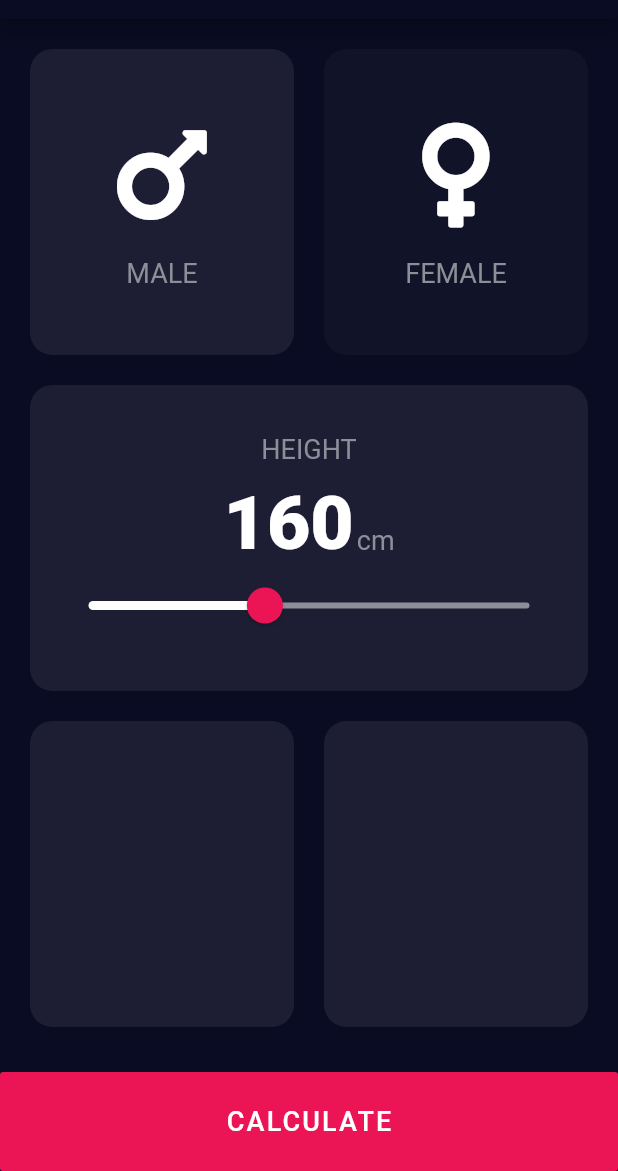
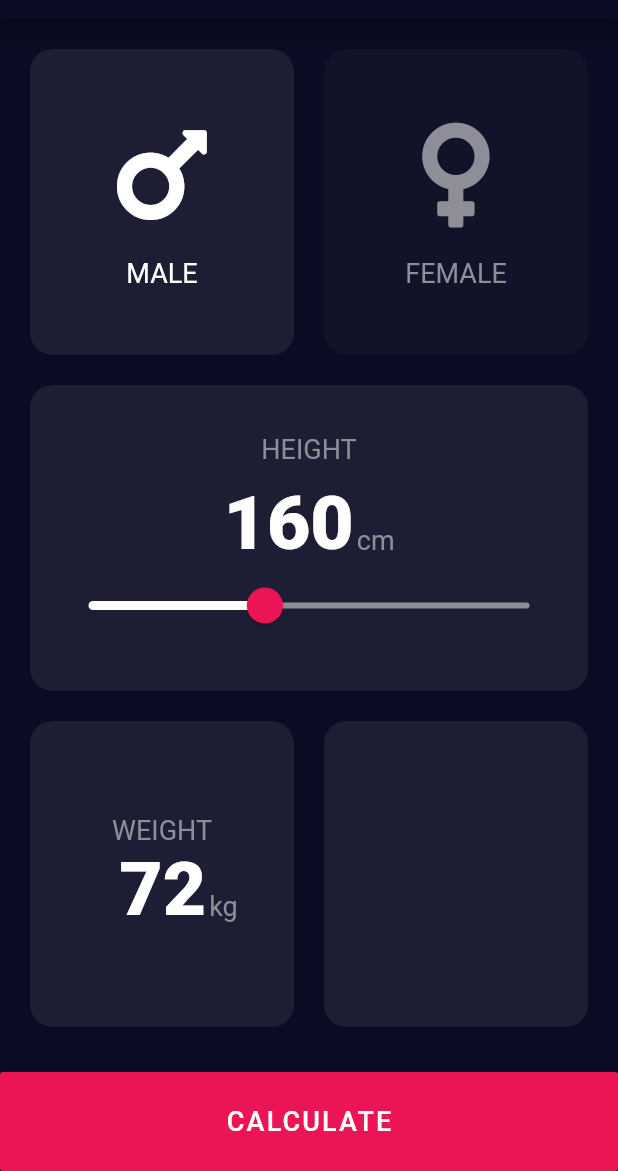
Before and after one commit to Trugamr/bmi-calculator-flutter, a Flutter app: the screen it shows after launch, on a phone screen of 412 x 824 dp, the part 65-1236 px from its top. Run offline on Flutter 3.47's test engine with Material 2 defaults, Android fonts, the phone set to English and light mode, and no system bars; our stand-ins replace font_awesome_flutter.

Commit message:
updated icon_content styles

```diff
--- a/lib/icon_content.dart
+++ b/lib/icon_content.dart
@@ -2,10 +2,11 @@ import 'package:flutter/material.dart';
 import 'constants.dart';
 
 class IconContent extends StatelessWidget {
-  IconContent({this.text, this.icon});
+  IconContent({this.text, this.icon, this.enabled});
 
   final String text;
   final IconData icon;
+  final bool enabled;
 
   @override
   Widget build(BuildContext context) {
@@ -16,13 +17,16 @@ class IconContent extends StatelessWidget {
         Icon(
           icon,
           size: 80.0,
+          color: enabled ? Colors.white : Color(0xff8d8e98),
         ),
         SizedBox(
           height: 15.0,
         ),
         Text(
           text,
-          style: kLabelTextStyle,
+          style: kLabelTextStyle.copyWith(
+            color: enabled ? Colors.white : Color(0xff8d8e98),
+          ),
         )
       ],
     );
--- a/lib/input_page.dart
+++ b/lib/input_page.dart
@@ -50,6 +50,7 @@ class Cards extends StatefulWidget {
 class _CardsState extends State<Cards> {
   Gender selectedGender = Gender.MALE;
   int height = 160;
+  int weight = 72;
 
   @override
   Widget build(BuildContext context) {
@@ -71,6 +72,7 @@ class _CardsState extends State<Cards> {
                     child: IconContent(
                       icon: FontAwesomeIcons.mars,
                       text: 'MALE',
+                      enabled: selectedGender == Gender.MALE,
                     ),
                   ),
                 ),
@@ -86,6 +88,7 @@ class _CardsState extends State<Cards> {
                     child: IconContent(
                       icon: FontAwesomeIcons.venus,
                       text: 'FEMALE',
+                      enabled: selectedGender == Gender.FEMALE,
                     ),
                   ),
                 ),
@@ -152,9 +155,42 @@ class _CardsState extends State<Cards> {
         Expanded(
           child: Row(
             crossAxisAlignment: CrossAxisAlignment.stretch,
+            mainAxisAlignment: MainAxisAlignment.center,
             children: <Widget>[
               Expanded(
                 child: CustomCard(
+                  child: Column(
+                    mainAxisAlignment: MainAxisAlignment.center,
+                    children: <Widget>[
+                      Text(
+                        'WEIGHT',
+                        style: kLabelTextStyle,
+                      ),
+                      // Number row
+                      Row(
+                        mainAxisAlignment: MainAxisAlignment.center,
+                        crossAxisAlignment: CrossAxisAlignment.baseline,
+                        textBaseline: TextBaseline.alphabetic,
+                        children: <Widget>[
+                          // push text towards right a little, make it centered
+                          SizedBox(
+                            width: 22.0,
+                          ),
+                          Text(
+                            weight.toString(),
+                            style: kNumberTextStyle,
+                          ),
+                          SizedBox(
+                            width: 2.0,
+                          ),
+                          Text(
+                            'kg',
+                            style: kLabelTextStyle,
+                          ),
+                        ],
+                      )
+                    ],
+                  ),
                   color: kLightPrimary,
                 ),
               ),
```
